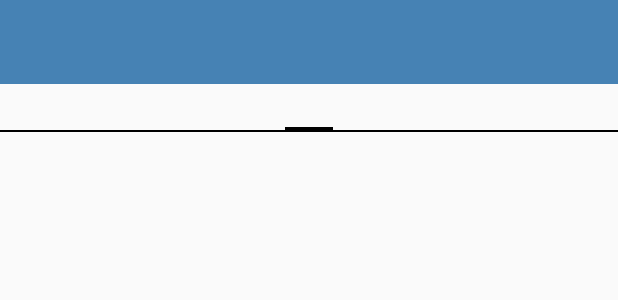
After one commit to smoothstreams/ssandroid, an Android app: the layout activity_main_nocast.xml on its own in the app's theme, with its tools: preview values and no code run, on a phone screen of 412 x 824 dp. The commit adds this screen. Shown: the top 300 px of the screen. Run offline under Robolectric (Android 15) with nearby library versions, the phone set to English and light mode, and no system bars.

```diff
--- a/app/build.gradle
+++ b/app/build.gradle
@@ -28,8 +28,8 @@ android {
         applicationId "com.iosharp.android.ssplayer"
         minSdkVersion 16
         targetSdkVersion 25
-        versionCode 43
-        versionName "0.30"
+        versionCode 44
+        versionName "0.31"
         multiDexEnabled true
     }
     buildTypes {
--- a/app/src/main/java/com/iosharp/android/ssplayer/service/BackgroundService.java
+++ b/app/src/main/java/com/iosharp/android/ssplayer/service/BackgroundService.java
@@ -88,6 +88,9 @@ public class BackgroundService extends BaseBackgroundService {
     private void initializeRestService() {
         try {
             ProviderInstaller.installIfNeeded(getApplicationContext());
+        } catch (GooglePlayServicesRepairableException | GooglePlayServicesNotAvailableException e) {
+            Log.e(getClass().getSimpleName(), "Play Services Error", e);
+        }
         OkHttpClient client = new OkHttpClient.Builder()
             .followSslRedirects(true)
             .followRedirects(true)
@@ -105,9 +108,6 @@ public class BackgroundService extends BaseBackgroundService {
             .addConverterFactory(JacksonConverterFactory.create())
             .build()
             .create(Rest.class);
-        } catch (GooglePlayServicesRepairableException | GooglePlayServicesNotAvailableException e) {
-            Log.e(getClass().getSimpleName(), "Play Services Error", e);
-        }
     }
 
     public void refreshSchedule() {
--- /dev/null
+++ b/app/src/main/res/layout/activity_main_nocast.xml
@@ -0,0 +1,32 @@
+<?xml version="1.0" encoding="utf-8"?>
+<RelativeLayout xmlns:android="http://schemas.android.com/apk/res/android"
+                xmlns:app="http://schemas.android.com/apk/res-auto"
+                android:layout_width="match_parent"
+                android:layout_height="match_parent">
+
+    <android.support.v7.widget.Toolbar
+        android:id="@+id/toolbar"
+        android:layout_width="match_parent"
+        android:layout_height="wrap_content"
+        android:background="?attr/colorPrimary"
+        android:minHeight="?attr/actionBarSize"
+        app:theme="@style/ThemeOverlay.AppCompat.Dark.ActionBar"/>
+
+    <android.support.v4.view.ViewPager
+        android:layout_below="@id/toolbar"
+        android:id="@+id/pager"
+        xmlns:android="http://schemas.android.com/apk/res/android"
+        android:layout_width="match_parent"
+        android:layout_height="wrap_content">
+
+        <android.support.v4.view.PagerTabStrip
+            android:layout_width="match_parent"
+            android:layout_height="wrap_content"
+            android:layout_gravity="top"
+            android:paddingBottom="0dp"
+            android:paddingTop="5dp"
+            android:textColor="#000000"
+            android:id="@+id/pagertabstrip"/>
+
+    </android.support.v4.view.ViewPager>
+</RelativeLayout>
--- a/app/src/main/res/layout/channel_list_row.xml
+++ b/app/src/main/res/layout/channel_list_row.xml
@@ -12,13 +12,13 @@
         android:layout_width="100dp"
         android:layout_height="48dp"
         android:layout_alignParentLeft="true"
-        android:layout_alignParentTop="true"
+        android:layout_centerVertical="true"
         android:src="@drawable/default_video"/>
 
     <LinearLayout
         android:id="@+id/text_container"
         android:layout_width="wrap_content"
-        android:layout_height="48dp"
+        android:layout_height="wrap_content"
         android:layout_alignParentRight="true"
         android:layout_centerVertical="true"
         android:layout_marginLeft="10dp"
@@ -31,6 +31,7 @@
             android:layout_height="0dp"
             android:layout_weight="1"
             android:layout_gravity="center_vertical"
+            android:gravity="center_vertical"
             style="@style/ItemTitle"/>
 
         <TextView
```
Also changed, not shown: app/src/main/java/com/iosharp/android/ssplayer/PlayerApplication.java (+6 -4 lines), app/src/main/java/com/iosharp/android/ssplayer/activity/MainActivity.java (+13 -2 lines), app/src/main/java/com/iosharp/android/ssplayer/tasks/FetchLoginInfoTask.java (+11 -0 lines), app/src/main/java/com/iosharp/android/ssplayer/videoplayer/VideoActivity.java (+8 -22 lines), app/src/main/res/layout/fragment_event_list.xml (+7 -16 lines). Lines whose indentation alone changed are shown as unchanged.
